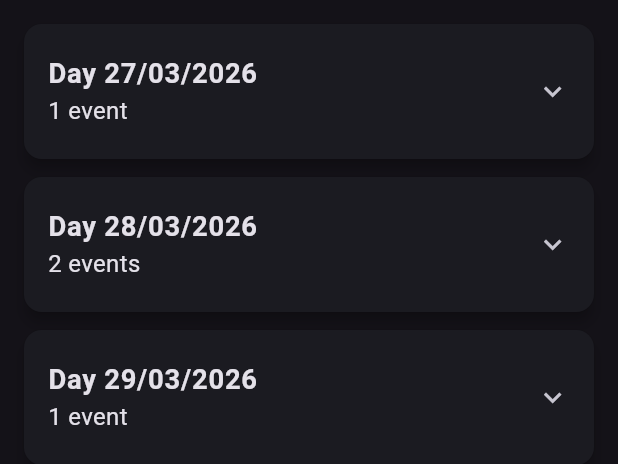
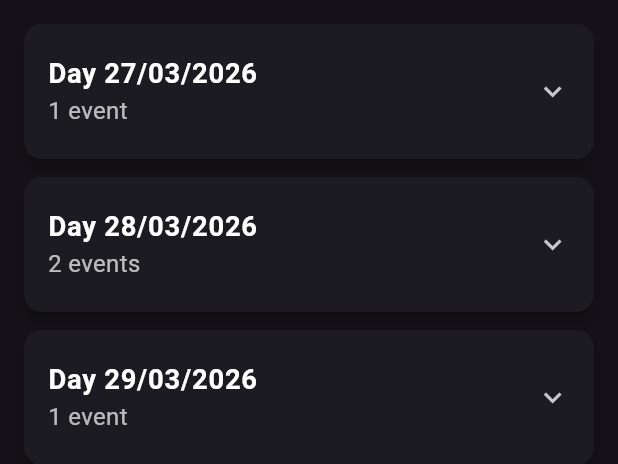
Before and after one commit to elenamuia/rimun-app, a Flutter app: the ScheduleScreen widget shown alone on an empty page, opened directly, on a phone screen of 412 x 824 dp. Shown: the top 464 px of the screen. Run offline on Flutter 3.47's test engine with Material 3 defaults, Android fonts, the phone set to English and light mode, and no system bars; our stand-ins replace cloud_firestore, firebase_auth, firebase_core, flutter_svg; accounts and stored records are empty.

Commit message:
add schedule options
add default today's schedule open in the screen with a different colour

```diff
--- a/lib/screens/schedule_screen.dart
+++ b/lib/screens/schedule_screen.dart
@@ -16,6 +16,29 @@ class _ScheduleScreenState extends State<ScheduleScreen> {
   void initState() {
     super.initState();
     _futureSchedules = _loadEventsFromCsv();
+  }
+
+  /// ✅ Ritorna true se la label del giorno contiene la data di oggi.
+  /// Supporta label tipo: "24/01/2026", "24/01", "24-01-2026", "Friday 24/01", ecc.
+  bool _isTodayLabel(String dayLabel) {
+    final now = DateTime.now();
+
+    final dd = now.day.toString().padLeft(2, '0');
+    final mm = now.month.toString().padLeft(2, '0');
+    final yyyy = now.year.toString();
+
+    final label = dayLabel.trim();
+
+    final candidates = <String>[
+      '$dd/$mm/$yyyy',
+      '$dd/$mm',
+      '$dd-$mm-$yyyy',
+      '$dd-$mm',
+      '${now.day}/${now.month}', // senza padding (es. 4/1)
+      '${now.day}-${now.month}', // senza padding (es. 4-1)
+    ];
+
+    return candidates.any((c) => label.contains(c));
   }
 
   Future<List<DaySchedule>> _loadEventsFromCsv() async {
@@ -78,6 +101,8 @@ class _ScheduleScreenState extends State<ScheduleScreen> {
         result.add(DaySchedule(dayLabel: day, events: events));
       });
 
+      // (opzionale) ordinamento dei giorni per data se la label contiene una data,
+      // altrimenti resta l'ordine di inserimento della mappa.
       return result;
     } catch (e, st) {
       debugPrint('ERRORE CSV: $e');
@@ -127,21 +152,30 @@ class _ScheduleScreenState extends State<ScheduleScreen> {
           itemCount: days.length,
           itemBuilder: (context, index) {
             final day = days[index];
+            final isToday = _isTodayLabel(day.dayLabel);
 
             return Card(
               margin: const EdgeInsets.only(bottom: 12),
-              elevation: 4,
+              elevation: isToday ? 6 : 4,
+              color: isToday
+                  ? Colors.indigo.withOpacity(0.35) // 🎯 evidenzia SOLO il giorno corrente
+                  : null,
               child: ExpansionTile(
-                tilePadding:
-                    const EdgeInsets.symmetric(horizontal: 16, vertical: 8),
+                key: PageStorageKey('day_${day.dayLabel}'),
+                initiallyExpanded: isToday,
+                tilePadding: const EdgeInsets.symmetric(horizontal: 16, vertical: 8),
                 title: Text(
                   'Day ${day.dayLabel}',
                   style: const TextStyle(
                     fontWeight: FontWeight.bold,
+                    color: Colors.white,
                   ),
                 ),
                 subtitle: Text(
                   '${day.events.length} event${day.events.length == 1 ? '' : 's'}',
+                  style: const TextStyle(
+                    color: Colors.white70,
+                  ),
                 ),
                 childrenPadding:
                     const EdgeInsets.symmetric(horizontal: 16, vertical: 8),
@@ -153,6 +187,7 @@ class _ScheduleScreenState extends State<ScheduleScreen> {
                 }).toList(),
               ),
             );
+
           },
         );
       },
```
